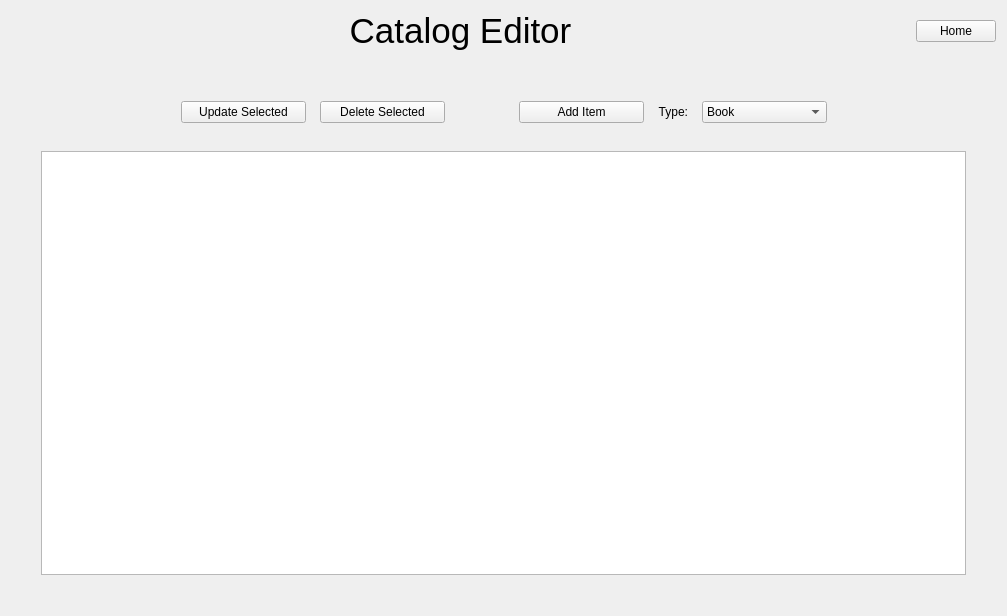
Above: forms/adminpage.ui from umustdye/Book-Worms before the change. Below: the same form after it.
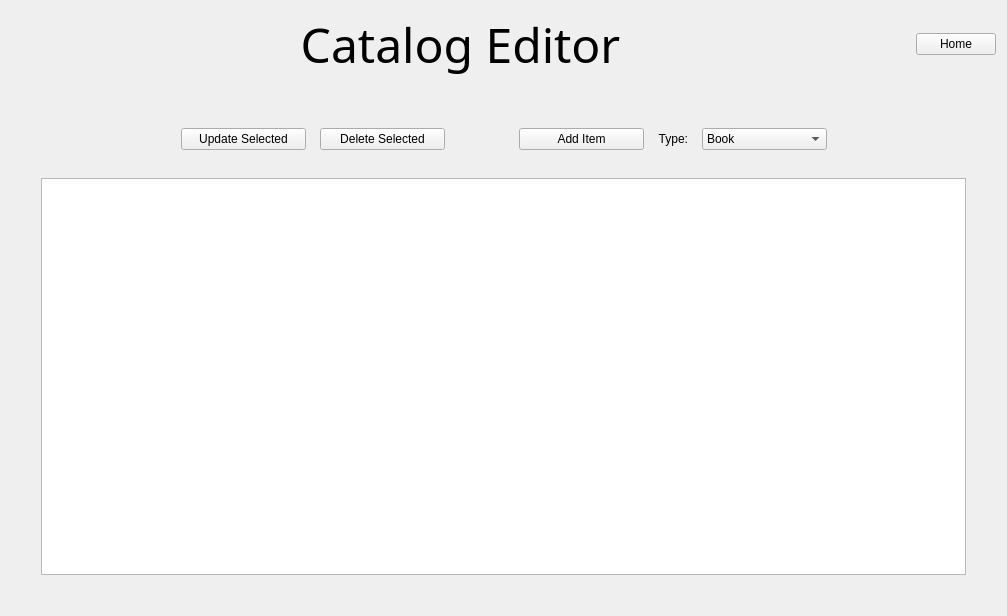
That is the form after the change.

```diff
--- a/forms/adminpage.ui
+++ b/forms/adminpage.ui
@@ -20,7 +20,8 @@
       <widget class="QLabel" name="label_2">
        <property name="font">
         <font>
-         <pointsize>26</pointsize>
+         <family>Blackadder ITC</family>
+         <pointsize>36</pointsize>
         </font>
        </property>
        <property name="text">
@@ -230,7 +231,7 @@
         <number>150</number>
        </attribute>
        <attribute name="horizontalHeaderShowSortIndicator" stdset="0">
-        <bool>true</bool>
+        <bool>false</bool>
        </attribute>
        <attribute name="horizontalHeaderStretchLastSection">
         <bool>true</bool>
```
Left out of the diff: 3 changed lines with no effect on the pictures.
